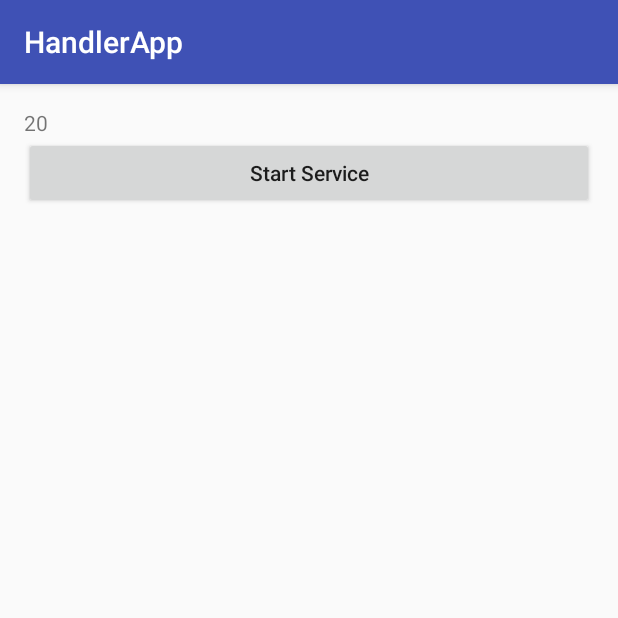
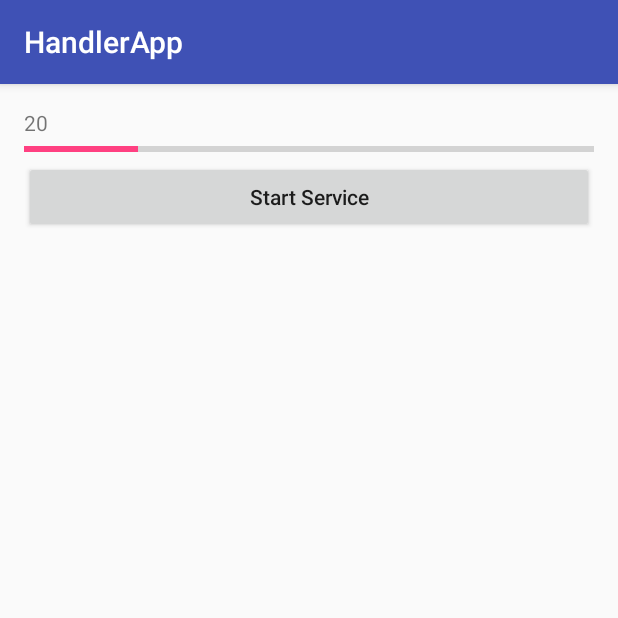
Before and after one commit to LeosLonly/AndroidPractice, an Android app: the screen it shows after launch (MainActivity), after a tap on "Start Service", on a phone screen of 412 x 824 dp, the top half of it. Run offline under Robolectric (Android 15) with nearby library versions, the phone set to English and light mode, and no system bars.

Commit message:
Add HandlerApp Modle

```diff
--- a/HandlerApp/src/main/java/edu/bistu/computer/handlerapp/MainActivity.java
+++ b/HandlerApp/src/main/java/edu/bistu/computer/handlerapp/MainActivity.java
@@ -6,6 +6,7 @@ import android.os.Message;
 import android.support.v7.app.AppCompatActivity;
 import android.view.View;
 import android.widget.Button;
+import android.widget.ProgressBar;
 import android.widget.TextView;
 
 public class MainActivity extends AppCompatActivity {
@@ -17,11 +18,14 @@ public class MainActivity extends AppCompatActivity {
 
         final TextView resultText = (TextView) findViewById(R.id.display_result);
 
+        final ProgressBar bar = (ProgressBar) findViewById(R.id.pb);
+
         final Handler handler = new Handler() {
             @Override
             public void handleMessage(Message msg) {
                 super.handleMessage(msg);
                 resultText.setText(msg.arg1 + "");
+                bar.setProgress(Integer.valueOf(msg.arg1));
             }
         };
 
--- a/HandlerApp/src/main/res/layout/activity_main.xml
+++ b/HandlerApp/src/main/res/layout/activity_main.xml
@@ -15,6 +15,13 @@
         android:layout_width="wrap_content"
         android:layout_height="wrap_content" />
 
+    <ProgressBar
+        android:id="@+id/pb"
+        style="@style/Widget.AppCompat.ProgressBar.Horizontal"
+        android:layout_width="match_parent"
+        android:layout_height="wrap_content"
+        android:max="100" />
+
     <Button
         android:id="@+id/start_service"
         android:layout_width="match_parent"
```
